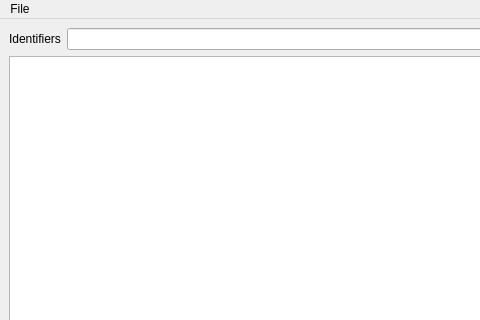
First picture: the form in Trace/TraceWindow.ui, repository tixiv/CAN-Monitor-qt, before the edit; both pictures show x 0 to 480 and y 0 to 320 of the 1067 by 737 pixel window.
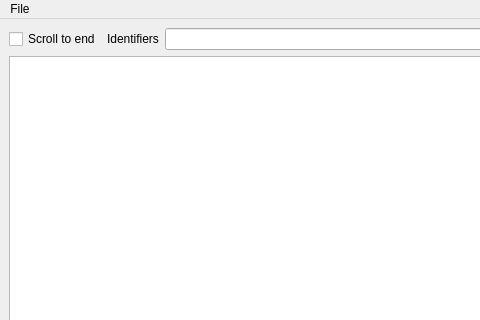
Second picture: the form after the edit.

Commit message: fix warnings, implement scroll to end

What changed in the file:
```diff
--- a/Trace/TraceWindow.ui
+++ b/Trace/TraceWindow.ui
@@ -17,6 +17,13 @@
    <layout class="QVBoxLayout" name="verticalLayout">
     <item>
      <layout class="QHBoxLayout" name="horizontalLayout">
+      <item>
+       <widget class="QCheckBox" name="scrollToEndcheckBox">
+        <property name="text">
+         <string>Scroll to end</string>
+        </property>
+       </widget>
+      </item>
       <item>
        <widget class="QLabel" name="label">
         <property name="text">
```
Left out of the diff: 3 changed lines with no effect on the pictures. The commit also changes 2 other files.
